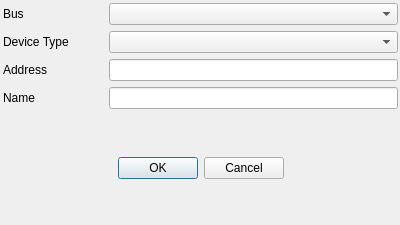
Qt form Graffik/gui/core/Dialogs/adddevicedialog.ui (DynamicPerception/Graffik_Legacy) before a commit.
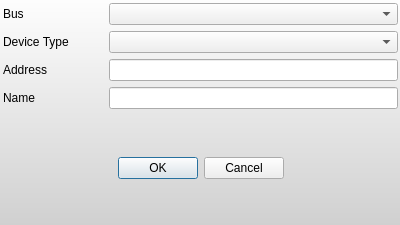
The same form after that commit.

What changed in the file:
```diff
--- a/Graffik/gui/core/Dialogs/adddevicedialog.ui
+++ b/Graffik/gui/core/Dialogs/adddevicedialog.ui
@@ -20,7 +20,9 @@
    <string>Add Device</string>
   </property>
   <property name="styleSheet">
-   <string notr="true"/>
+   <string notr="true">#AddDeviceDialog {
+background-color: qlineargradient(spread:pad, x1:0, y1:0, x2:0, y2:1, stop:0 rgba(253, 253, 253, 255), stop:1 rgba(208, 208, 208, 255));
+}</string>
   </property>
   <widget class="QWidget" name="gridLayoutWidget">
    <property name="geometry">
```
